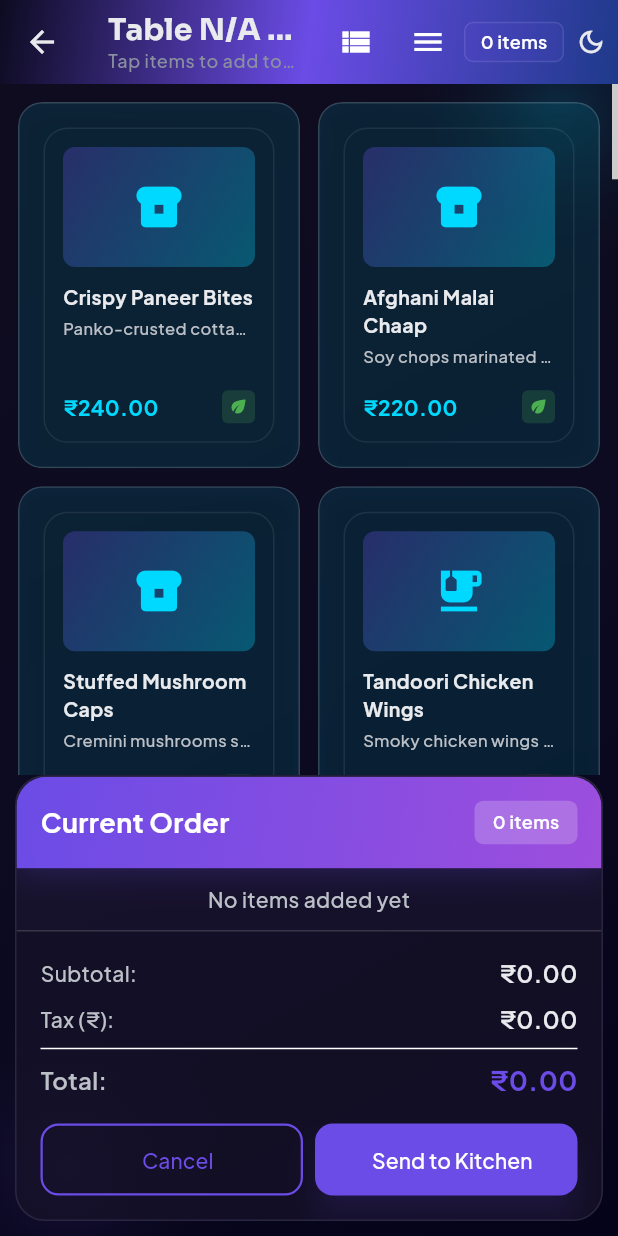
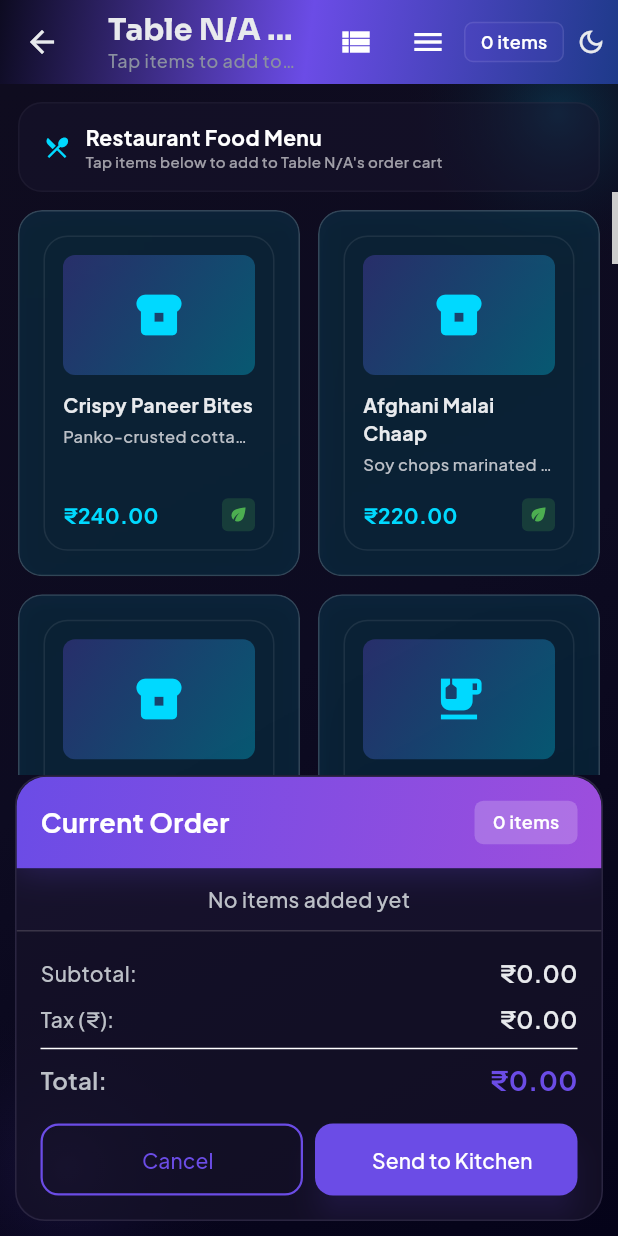
Before and after one commit to code2srithesh/posrest, a Flutter app: the OrderScreen screen opened by its route, on a phone screen of 412 x 824 dp. Run offline on Flutter 3.47's test engine with Material 3 defaults, Android fonts, the phone set to English and light mode, and no system bars; drawn by our look-alikes of flutter_animate; our stand-ins replace dio, get, google_fonts, shared_preferences, sqflite; accounts and stored records are empty.

Commit message:
feat: implement auto-cancellation for empty orders and update UI labels

```diff
--- a/lib/data/database/database_helper.dart
+++ b/lib/data/database/database_helper.dart
@@ -561,6 +561,12 @@ class DatabaseHelper {
     );
   }
 
+  Future<int> deleteOrder(String id) async {
+    final db = await database;
+    await db.delete('order_items', where: 'orderId = ?', whereArgs: [id]);
+    return await db.delete('orders', where: 'id = ?', whereArgs: [id]);
+  }
+
   // ==================== PAYMENT OPERATIONS ====================
   Future<int> insertPayment(PaymentModel payment) async {
     final db = await database;
--- a/lib/data/repositories/order_repository.dart
+++ b/lib/data/repositories/order_repository.dart
@@ -86,4 +86,8 @@ class OrderRepository {
     }
     return total;
   }
+
+  Future<void> deleteOrder(String orderId) async {
+    await _dbHelper.deleteOrder(orderId);
+  }
 }
--- a/lib/features/orders/controllers/order_controller.dart
+++ b/lib/features/orders/controllers/order_controller.dart
@@ -8,6 +8,7 @@ import '../../../data/repositories/table_repository.dart';
 import '../../../data/repositories/menu_repository.dart';
 import '../../../services/preferences_service.dart';
 import '../../../core/constants/app_constants.dart';
+import '../../tables/controllers/table_controller.dart';
 
 class OrderController extends GetxController {
   final orderRepository = OrderRepository();
@@ -315,4 +316,19 @@ class OrderController extends GetxController {
     }
     return count;
   }
+
+  Future<void> cancelEmptyOrder() async {
+    try {
+      final order = currentOrder.value;
+      if (order != null && currentOrderItems.isEmpty) {
+        await orderRepository.deleteOrder(order.id);
+        await tableRepository.setTableFree(order.tableId);
+        try {
+          if (Get.isRegistered<TableController>()) {
+            await Get.find<TableController>().loadTables();
+          }
+        } catch (_) {}
+      }
+    } catch (_) {}
+  }
 }
--- a/lib/features/orders/screens/order_screen.dart
+++ b/lib/features/orders/screens/order_screen.dart
@@ -55,11 +55,18 @@ class OrderScreen extends StatelessWidget {
       }
     });
 
-    return Scaffold(
-      key: scaffoldKey,
-      drawer: _buildCategoryDrawer(context, menuController, orderController),
-      backgroundColor: Colors.transparent,
-      appBar: AppBar(
+    return PopScope(
+      canPop: true,
+      onPopInvokedWithResult: (didPop, result) async {
+        if (didPop) {
+          await orderController.cancelEmptyOrder();
+        }
+      },
+      child: Scaffold(
+        key: scaffoldKey,
+        drawer: _buildCategoryDrawer(context, menuController, orderController),
+        backgroundColor: Colors.transparent,
+        appBar: AppBar(
         title: Column(
           crossAxisAlignment: CrossAxisAlignment.start,
           mainAxisSize: MainAxisSize.min,
@@ -215,6 +222,44 @@ class OrderScreen extends StatelessWidget {
                           flex: isCompact ? 3 : 3,
                           child: Column(
                             children: [
+                              Container(
+                                width: double.infinity,
+                                margin: const EdgeInsets.fromLTRB(12, 12, 12, 0),
+                                padding: const EdgeInsets.symmetric(horizontal: 16, vertical: 12),
+                                decoration: BoxDecoration(
+                                  color: AppColors.darkCard.withOpacity(0.4),
+                                  borderRadius: AppAnimations.radiusLarge,
+                                  border: Border.all(color: Colors.white.withOpacity(0.04)),
+                                ),
+                                child: Row(
+                                  children: [
+                                    const Icon(Icons.restaurant_menu, color: AppColors.accentTeal, size: 18),
+                                    const SizedBox(width: 10),
+                                    Expanded(
+                                      child: Column(
+                                        crossAxisAlignment: CrossAxisAlignment.start,
+                                        children: [
+                                          const Text(
+                                            'Restaurant Food Menu',
+                                            style: TextStyle(
+                                              fontSize: 14,
+                                              fontWeight: FontWeight.bold,
+                                              color: Colors.white,
+                                            ),
+                                          ),
+                                          Text(
+                                            'Tap items below to add to Table ${tableNumber ?? 'N/A'}\'s order cart',
+                                            style: TextStyle(
+                                              fontSize: 10,
+                                              color: Colors.white.withOpacity(0.6),
+                                            ),
+                                          ),
+                                        ],
+                                      ),
+                                    ),
+                                  ],
+                                ),
+                              ),
                               Expanded(
                                 child: ScrollConfiguration(
                                   behavior: const MaterialScrollBehavior()
@@ -531,7 +576,7 @@ class OrderScreen extends StatelessWidget {
           ),
         );
       }),
-    );
+    ));
   }
 
   Widget _buildMenuItemCard(
--- a/lib/features/tables/screens/table_screen.dart
+++ b/lib/features/tables/screens/table_screen.dart
@@ -191,7 +191,7 @@ class TableScreen extends StatelessWidget {
                                         CrossAxisAlignment.start,
                                     children: [
                                       Text(
-                                        'Next Gen Table Matrix',
+                                        'Restaurant Tables Plan',
                                         style: Theme.of(context)
                                             .textTheme
                                             .titleLarge
@@ -202,7 +202,7 @@ class TableScreen extends StatelessWidget {
                                       ),
                                       const SizedBox(height: 4),
                                       Text(
-                                        'Glassmorphic live floor plan with animated status cards',
+                                        'Tap a table to manage dine-in orders and settlements',
                                         style: Theme.of(context)
                                             .textTheme
                                             .bodySmall
```
